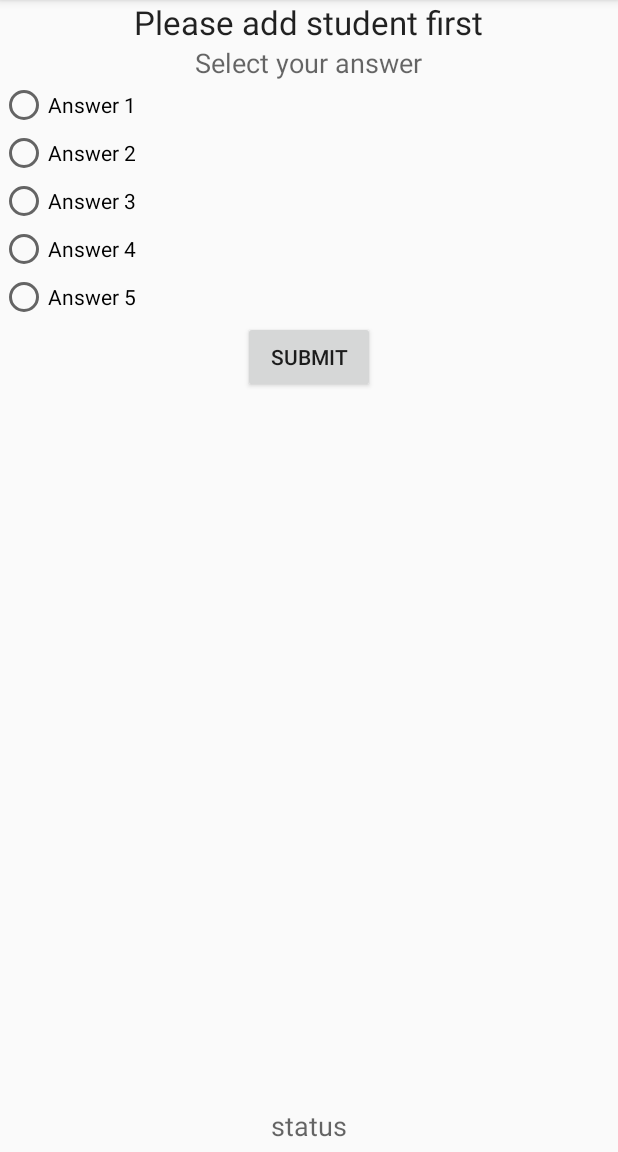
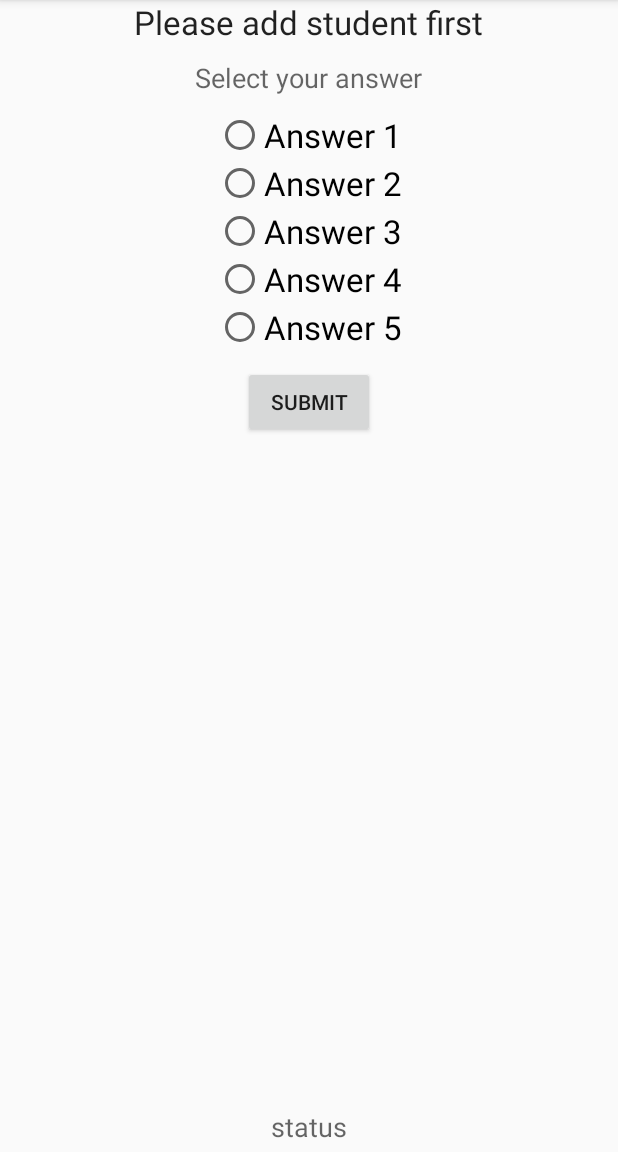
Before and after one commit to charithag/Soft-Clicker, an Android app: the screen it shows after launch (MainActivity), on a phone screen of 412 x 824 dp, the part 84-1236 px from its top. Run offline under Robolectric (Android 15) with nearby library versions, the phone set to English and light mode, and no system bars; libraries missing offline, so code that uses them is left out: org.softclicker.message, org.softclicker.transport; 1 statement that could not run was skipped.

Commit message:
ui changes in answer select area

```diff
--- a/android-app/app/src/main/java/com/softclicker/android/MainActivity.java
+++ b/android-app/app/src/main/java/com/softclicker/android/MainActivity.java
@@ -404,7 +404,7 @@ public class MainActivity extends AppCompatActivity {
                     String selectedStudent = sharedPref.getString(Constants.SELECTED_STUDENT, null);
                     TextView studentId = (TextView) findViewById(R.id.student_id_label);
                     if (selectedStudent != null && studentId != null) {
-                        studentId.setText(selectedStudent);
+                        studentId.setText("Welcome " + selectedStudent);
                         Toast.makeText(MainActivity.this, selectedStudent + " is selected", Toast.LENGTH_SHORT).show();
                     } else {
                         Toast.makeText(MainActivity.this, "You need to select a student first", Toast.LENGTH_SHORT).show();
--- a/android-app/app/src/main/res/layout/activity_main.xml
+++ b/android-app/app/src/main/res/layout/activity_main.xml
@@ -10,19 +10,23 @@
         android:layout_width="wrap_content"
         android:layout_height="wrap_content"
         android:layout_gravity="center_horizontal"
-            android:textAppearance="?android:attr/textAppearanceLarge"/>
+        android:layout_marginBottom="10dp"
+        android:textAppearance="?android:attr/textAppearanceLarge" />
 
     <TextView
         android:layout_width="wrap_content"
         android:layout_height="wrap_content"
         android:layout_gravity="center_horizontal"
         android:text="@string/txt_answer"
-            android:textAppearance="?android:attr/textAppearanceMedium"/>
+        android:textAppearance="?android:attr/textAppearanceMedium" />
 
     <RadioGroup xmlns:android="http://schemas.android.com/apk/res/android"
         android:id="@+id/answerGroup"
-                android:layout_width="fill_parent"
+        android:layout_width="wrap_content"
         android:layout_height="wrap_content"
+        android:layout_gravity="center_horizontal"
+        android:layout_marginBottom="10dp"
+        android:layout_marginTop="10dp"
         android:orientation="vertical">
 
         <RadioButton
@@ -30,35 +34,40 @@
             android:layout_width="wrap_content"
             android:layout_height="wrap_content"
             android:tag="OPTION_1"
-                android:text="@string/txt_option_1"/>
+            android:text="@string/txt_option_1"
+            android:textAppearance="?android:attr/textAppearanceLarge" />
 
         <RadioButton
             android:id="@+id/answer2"
             android:layout_width="wrap_content"
             android:layout_height="wrap_content"
             android:tag="OPTION_2"
-                android:text="@string/txt_option_2"/>
+            android:text="@string/txt_option_2"
+            android:textAppearance="?android:attr/textAppearanceLarge" />
 
         <RadioButton
             android:id="@+id/answer3"
             android:layout_width="wrap_content"
             android:layout_height="wrap_content"
             android:tag="OPTION_3"
-                android:text="@string/txt_option_3"/>
+            android:text="@string/txt_option_3"
+            android:textAppearance="?android:attr/textAppearanceLarge" />
 
         <RadioButton
             android:id="@+id/answer4"
             android:layout_width="wrap_content"
             android:layout_height="wrap_content"
             android:tag="OPTION_4"
-                android:text="@string/txt_option_4"/>
+            android:text="@string/txt_option_4"
+            android:textAppearance="?android:attr/textAppearanceLarge" />
 
         <RadioButton
             android:id="@+id/answer5"
             android:layout_width="wrap_content"
             android:layout_height="wrap_content"
             android:tag="OPTION_5"
-                android:text="@string/txt_option_5"/>
+            android:text="@string/txt_option_5"
+            android:textAppearance="?android:attr/textAppearanceLarge" />
     </RadioGroup>
 
     <Button
@@ -66,13 +75,13 @@
         android:layout_width="wrap_content"
         android:layout_height="wrap_content"
         android:layout_gravity="center_horizontal"
-            android:text="@string/txt_submit"/>
+        android:text="@string/txt_submit" />
 
     <Space
         android:layout_width="match_parent"
         android:layout_height="0dp"
         android:layout_gravity="center_horizontal"
-            android:layout_weight="0.99"/>
+        android:layout_weight="0.99" />
 
     <TextView
         android:id="@+id/class_status_label"
@@ -80,6 +89,6 @@
         android:layout_height="wrap_content"
         android:layout_gravity="center_horizontal"
         android:text="@string/txt_status"
-            android:textAppearance="?android:attr/textAppearanceMedium"/>
+        android:textAppearance="?android:attr/textAppearanceMedium" />
 
 </LinearLayout>
```
Lines whose indentation alone changed are shown as unchanged.
